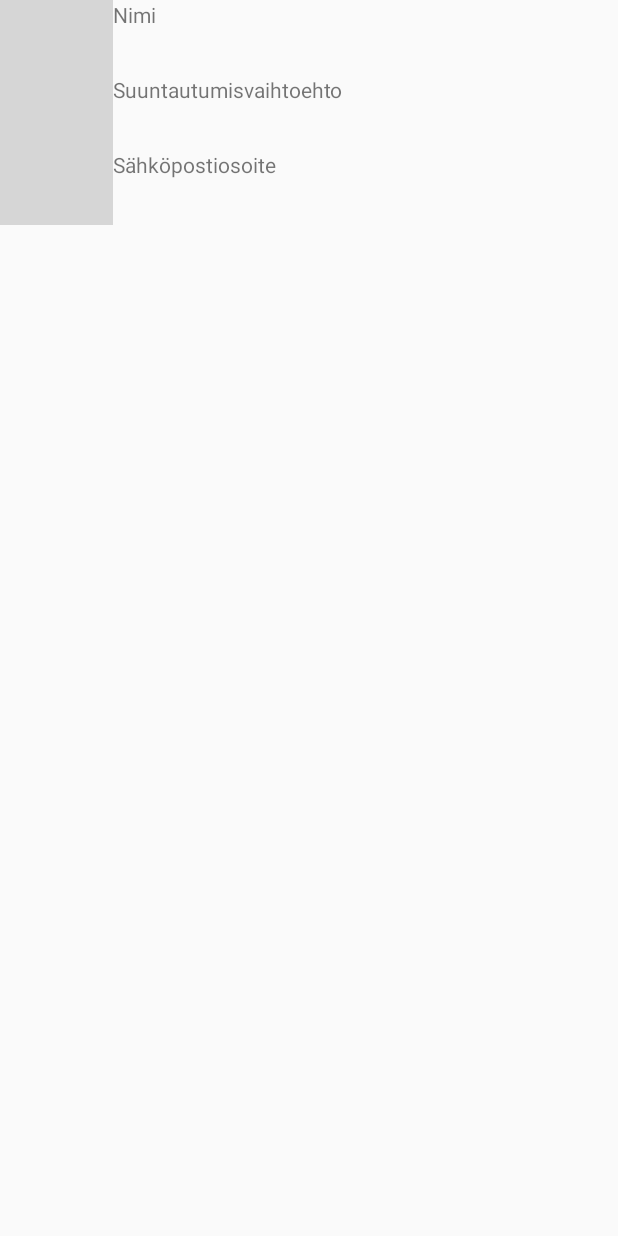
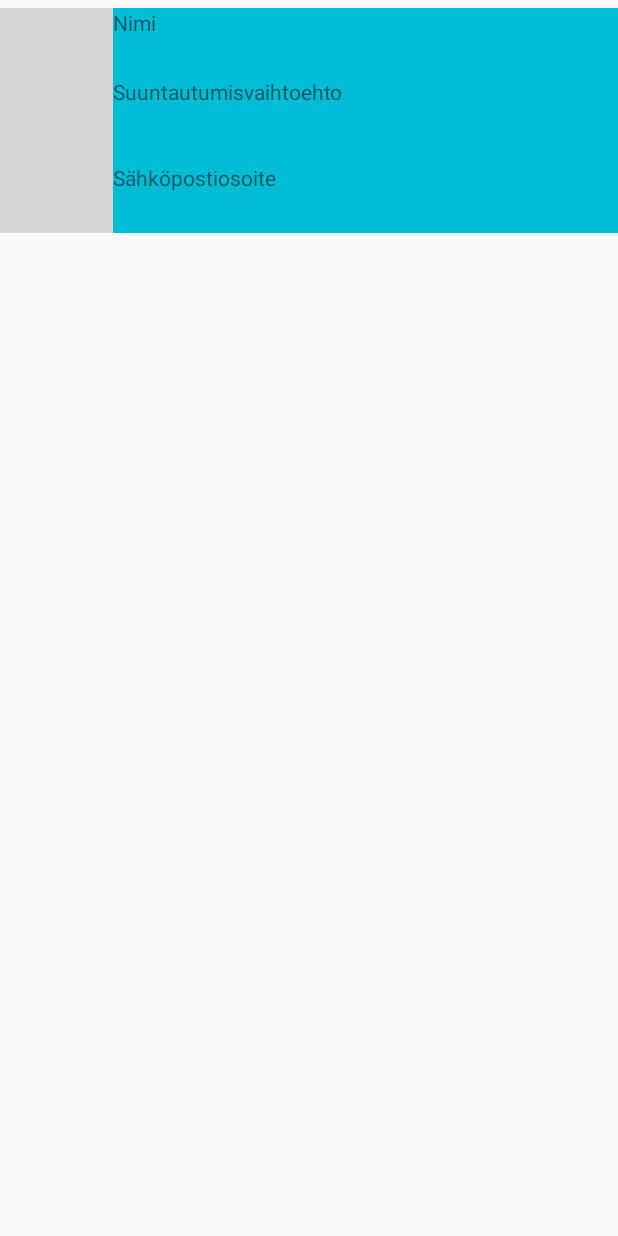
Before and after one commit to kijuku/AndroidDemo9, an Android app: the layout listuser_adapter.xml on its own in the app's theme, with its tools: preview values and no code run, on a phone screen of 412 x 824 dp. Run offline under Robolectric (Android 15) with nearby library versions, the phone set to English and light mode, and no system bars; grey boxes are pictures that could not be loaded.

Commit message:
version 0.4

```diff
--- a/app/src/main/res/layout/activity_main_list_users.xml
+++ b/app/src/main/res/layout/activity_main_list_users.xml
@@ -9,7 +9,8 @@
     <android.support.v7.widget.RecyclerView
         android:id="@+id/recyclerListStudent"
         android:layout_width="409dp"
-        android:layout_height="633dp"
+        android:layout_height="600dp"
+        android:background="#FFC107"
         tools:layout_editor_absoluteX="1dp"
         tools:layout_editor_absoluteY="1dp" />
 
@@ -18,6 +19,7 @@
         android:layout_width="wrap_content"
         android:layout_height="wrap_content"
         android:layout_marginTop="32dp"
+        android:onClick="switchMainActivity"
         android:text="Takaisin..."
         app:layout_constraintBottom_toBottomOf="parent"
         app:layout_constraintEnd_toEndOf="parent"
--- a/app/src/main/res/layout/listuser_adapter.xml
+++ b/app/src/main/res/layout/listuser_adapter.xml
@@ -3,10 +3,10 @@
     xmlns:app="http://schemas.android.com/apk/res-auto"
     xmlns:tools="http://schemas.android.com/tools"
     android:layout_width="match_parent"
-    android:layout_height="match_parent"
+    android:layout_height="150dp"
+    android:layout_marginTop="5dp"
+    android:background="#00BCD4"
     android:orientation="horizontal">
-
-
 
 
     <ImageView
@@ -40,7 +40,9 @@
             android:id="@+id/viewStudentEmail"
             android:layout_width="match_parent"
             android:layout_height="wrap_content"
+            android:layout_marginTop="5dp"
             android:layout_weight="1"
+            android:paddingTop="5dp"
             android:text="Sähköpostiosoite" />
     </LinearLayout>
 
```
Also changed, not shown: app/src/main/java/com/main/androiddemo9/MainActivityListUsers.java (+8 -1 lines), app/src/main/java/com/main/androiddemo9/StudentListAdapter.java (+16 -3 lines), app/src/main/java/com/main/androiddemo9/StudentViewHolder.java (+2 -5 lines). Lines whose indentation alone changed are shown as unchanged.
